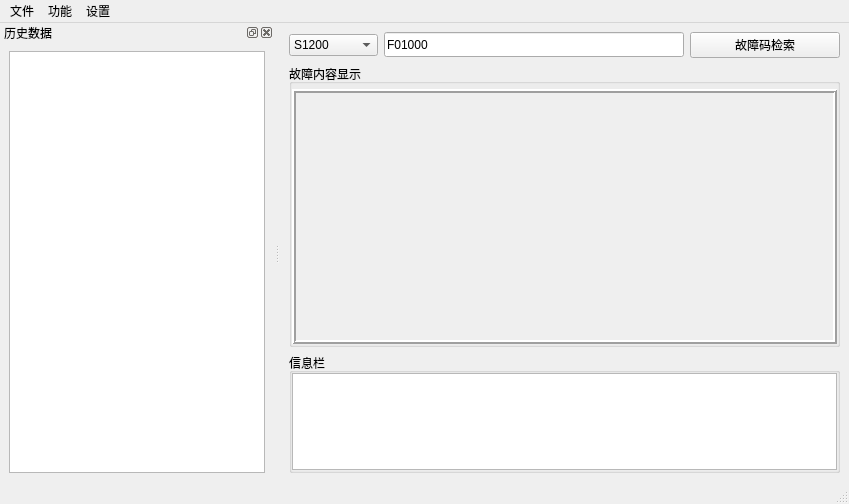
Qt form Ui_PDF.ui (AngelButterfally/PDF) before a commit.
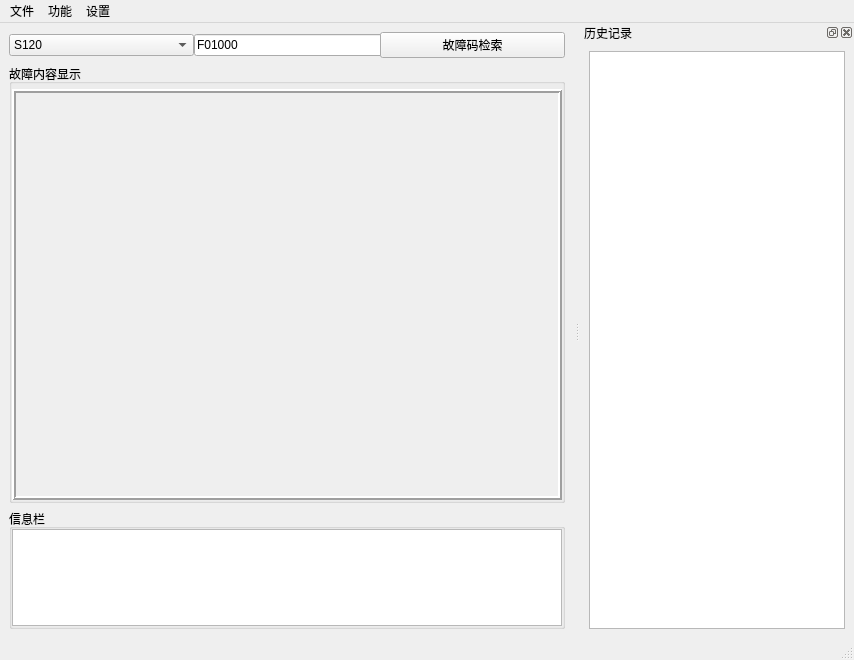
The same form after that commit. Icons and pictures are not drawn.

Commit message: 界面V0.2

Diff of the .ui file:
```diff
--- a/Ui_PDF.ui
+++ b/Ui_PDF.ui
@@ -6,8 +6,8 @@
    <rect>
     <x>0</x>
     <y>0</y>
-    <width>849</width>
-    <height>504</height>
+    <width>854</width>
+    <height>660</height>
    </rect>
   </property>
   <property name="windowTitle">
@@ -19,7 +19,129 @@
   </property>
   <widget class="QWidget" name="centralwidget">
    <layout class="QGridLayout" name="gridLayout">
-    <item row="2" column="0" colspan="4">
+    <item row="0" column="0" colspan="2">
+     <widget class="QWidget" name="widget" native="true">
+      <property name="minimumSize">
+       <size>
+        <width>0</width>
+        <height>20</height>
+       </size>
+      </property>
+      <layout class="QGridLayout" name="gridLayout_6">
+       <property name="leftMargin">
+        <number>0</number>
+       </property>
+       <property name="topMargin">
+        <number>0</number>
+       </property>
+       <property name="rightMargin">
+        <number>0</number>
+       </property>
+       <property name="bottomMargin">
+        <number>0</number>
+       </property>
+       <property name="spacing">
+        <number>0</number>
+       </property>
+       <item row="0" column="0" rowspan="2">
+        <widget class="QComboBox" name="comboBox">
+         <item>
+          <property name="text">
+           <string>S120</string>
+          </property>
+         </item>
+         <item>
+          <property name="text">
+           <string>G120C</string>
+          </property>
+         </item>
+        </widget>
+       </item>
+       <item row="0" column="1" rowspan="2" colspan="2">
+        <widget class="QLineEdit" name="lineEdit">
+         <property name="minimumSize">
+          <size>
+           <width>0</width>
+           <height>0</height>
+          </size>
+         </property>
+         <property name="text">
+          <string>F01000</string>
+         </property>
+         <property name="maxLength">
+          <number>6</number>
+         </property>
+         <property name="cursorMoveStyle">
+          <enum>Qt::LogicalMoveStyle</enum>
+         </property>
+        </widget>
+       </item>
+       <item row="1" column="2">
+        <widget class="QPushButton" name="pushButton">
+         <property name="text">
+          <string>故障码检索</string>
+         </property>
+        </widget>
+       </item>
+      </layout>
+     </widget>
+    </item>
+    <item row="2" column="0" colspan="2">
+     <widget class="QGroupBox" name="groupBox">
+      <property name="minimumSize">
+       <size>
+        <width>0</width>
+        <height>80</height>
+       </size>
+      </property>
+      <property name="maximumSize">
+       <size>
+        <width>16777215</width>
+        <height>120</height>
+       </size>
+      </property>
+      <property name="title">
+       <string>信息栏</string>
+      </property>
+      <property name="flat">
+       <bool>true</bool>
+      </property>
+      <layout class="QGridLayout" name="gridLayout_4">
+       <property name="leftMargin">
+        <number>0</number>
+       </property>
+       <property name="topMargin">
+        <number>0</number>
+       </property>
+       <property name="rightMargin">
+        <number>0</number>
+       </property>
+       <property name="bottomMargin">
+        <number>0</number>
+       </property>
+       <property name="spacing">
+        <number>0</number>
+       </property>
+       <item row="0" column="0">
+        <widget class="QTextEdit" name="textEdit">
+         <property name="minimumSize">
+          <size>
+           <width>0</width>
+           <height>0</height>
+          </size>
+         </property>
+         <property name="maximumSize">
+          <size>
+           <width>16777215</width>
+           <height>100</height>
+          </size>
+         </property>
+        </widget>
+       </item>
+      </layout>
+     </widget>
+    </item>
+    <item row="1" column="0" colspan="2">
      <widget class="QGroupBox" name="groupBox_2">
       <property name="title">
        <string>故障内容显示</string>
@@ -62,8 +184,8 @@
            <rect>
             <x>0</x>
             <y>0</y>
-            <width>543</width>
-            <height>257</height>
+            <width>672</width>
+            <height>415</height>
            </rect>
           </property>
           <layout class="QGridLayout" name="gridLayout_2">
@@ -81,6 +203,9 @@
              <property name="text">
               <string/>
              </property>
+             <property name="textFormat">
+              <enum>Qt::AutoText</enum>
+             </property>
              <property name="alignment">
               <set>Qt::AlignLeading|Qt::AlignLeft|Qt::AlignTop</set>
              </property>
@@ -93,113 +218,6 @@
       </layout>
      </widget>
     </item>
-    <item row="3" column="0" colspan="4">
-     <widget class="QGroupBox" name="groupBox">
-      <property name="minimumSize">
-       <size>
-        <width>0</width>
-        <height>80</height>
-       </size>
-      </property>
-      <property name="maximumSize">
-       <size>
-        <width>16777215</width>
-        <height>120</height>
-       </size>
-      </property>
-      <property name="title">
-       <string>信息栏</string>
-      </property>
-      <property name="flat">
-       <bool>true</bool>
-      </property>
-      <layout class="QGridLayout" name="gridLayout_4">
-       <property name="leftMargin">
-        <number>0</number>
-       </property>
-       <property name="topMargin">
-        <number>0</number>
-       </property>
-       <property name="rightMargin">
-        <number>0</number>
-       </property>
-       <property name="bottomMargin">
-        <number>0</number>
-       </property>
-       <property name="spacing">
-        <number>0</number>
-       </property>
-       <item row="0" column="0">
-        <widget class="QTextEdit" name="textEdit">
-         <property name="minimumSize">
-          <size>
-           <width>0</width>
-           <height>0</height>
-          </size>
-         </property>
-         <property name="maximumSize">
-          <size>
-           <width>16777215</width>
-           <height>100</height>
-          </size>
-         </property>
-        </widget>
-       </item>
-      </layout>
-     </widget>
-    </item>
-    <item row="1" column="3">
-     <widget class="QPushButton" name="pushButton">
-      <property name="minimumSize">
-       <size>
-        <width>150</width>
-        <height>25</height>
-       </size>
-      </property>
-      <property name="text">
-       <string>故障码检索</string>
-      </property>
-     </widget>
-    </item>
-    <item row="1" column="2">
-     <widget class="QLineEdit" name="lineEdit">
-      <property name="minimumSize">
-       <size>
-        <width>0</width>
-        <height>25</height>
-       </size>
-      </property>
-      <property name="maximumSize">
-       <size>
-        <width>300</width>
-        <height>16777215</height>
-       </size>
-      </property>
-      <property name="text">
-       <string>F01000</string>
-      </property>
-      <property name="maxLength">
-       <number>6</number>
-      </property>
-      <property name="cursorMoveStyle">
-       <enum>Qt::LogicalMoveStyle</enum>
-      </property>
-     </widget>
-    </item>
-    <item row="1" column="0" colspan="2">
-     <widget class="QComboBox" name="comboBox">
-      <item>
-       <property name="text">
-        <string>S1200</string>
-       </property>
-      </item>
-      <item>
-       <property name="text">
-        <string>G1200C</string>
-       </property>
-      </item>
-     </widget>
-    </item>
    </layout>
   </widget>
   <widget class="QMenuBar" name="menubar">
@@ -207,7 +225,7 @@
     <rect>
      <x>0</x>
      <y>0</y>
-     <width>849</width>
+     <width>854</width>
      <height>23</height>
     </rect>
    </property>
@@ -250,22 +268,22 @@
    <addaction name="menu_3"/>
   </widget>
   <widget class="QStatusBar" name="statusbar"/>
-  <widget class="QDockWidget" name="dockWidget">
-   <property name="minimumSize">
-    <size>
-     <width>91</width>
-     <height>142</height>
-    </size>
+  <widget class="QDockWidget" name="dockWidget_2">
+   <property name="sizePolicy">
+    <sizepolicy hsizetype="Minimum" vsizetype="Minimum">
+     <horstretch>0</horstretch>
+     <verstretch>0</verstretch>
+    </sizepolicy>
    </property>
    <property name="windowTitle">
-    <string>历史数据</string>
+    <string>历史记录</string>
    </property>
    <attribute name="dockWidgetArea">
-    <number>1</number>
+    <number>2</number>
    </attribute>
-   <widget class="QWidget" name="dockWidgetContents">
-    <layout class="QGridLayout" name="gridLayout_3">
-     <item row="0" column="0">
+   <widget class="QWidget" name="dockWidgetContents_2">
+    <layout class="QHBoxLayout" name="horizontalLayout">
+     <item>
       <widget class="QListWidget" name="listWidget">
        <property name="editTriggers">
         <set>QAbstractItemView::NoEditTriggers</set>
```
Left out of the diff: 18 changed lines with no effect on the pictures. The commit also changes 5 other files.
